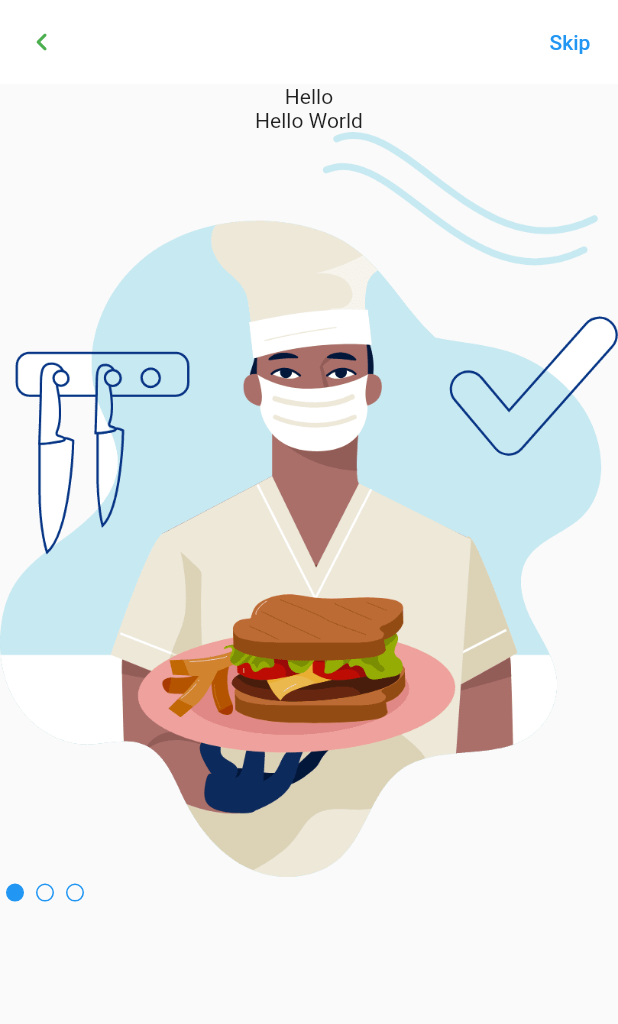
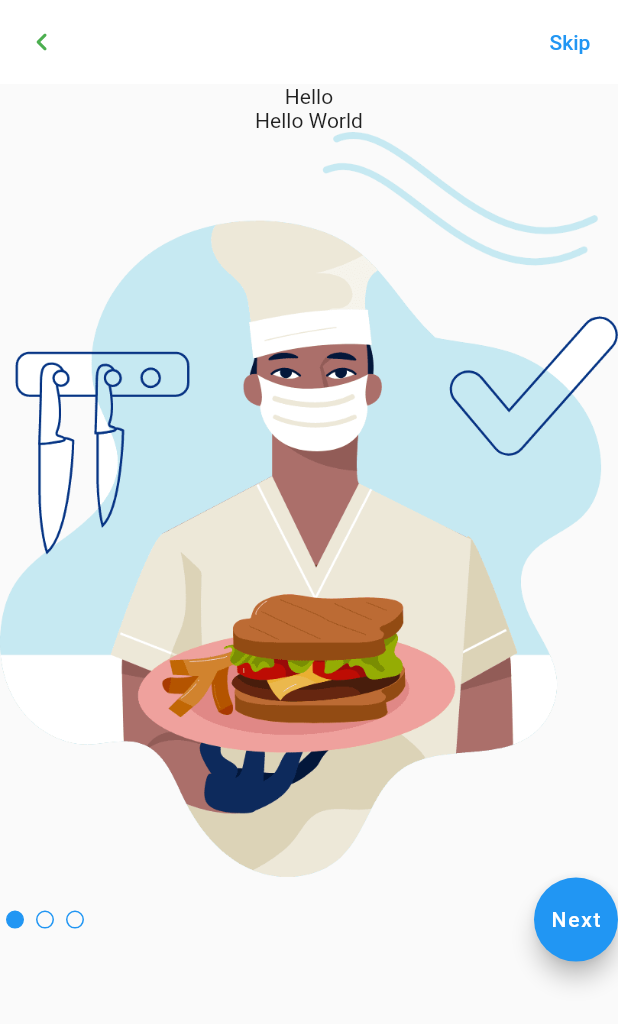
Before and after one commit to mensur056/State_Management, a Flutter app: the screen it shows after launch, on a phone screen of 412 x 824 dp. Shown: the top 1024 px of the screen. Run offline on Flutter 3.47's test engine with Material 2 defaults, Android fonts, the phone set to English and light mode, and no system bars.

Commit message:
State Management

```diff
--- a/lib/feature/onboard/on_board_view.dart
+++ b/lib/feature/onboard/on_board_view.dart
@@ -40,11 +40,15 @@ class _OnBoardViewState extends State<OnBoardView>
           const Text("Hello"),
           const Text("Hello World"),
           Image.asset('assets/images/ic_chef.png'),
-          Row(
+          Row(mainAxisAlignment: MainAxisAlignment.spaceBetween,
             children: [
               TabPageSelector(
                 controller: _tabController,
               ),
+              FloatingActionButton(
+                onPressed: () {},
+                child: const Text('Next'),
+              )
             ],
           )
         ],
```
